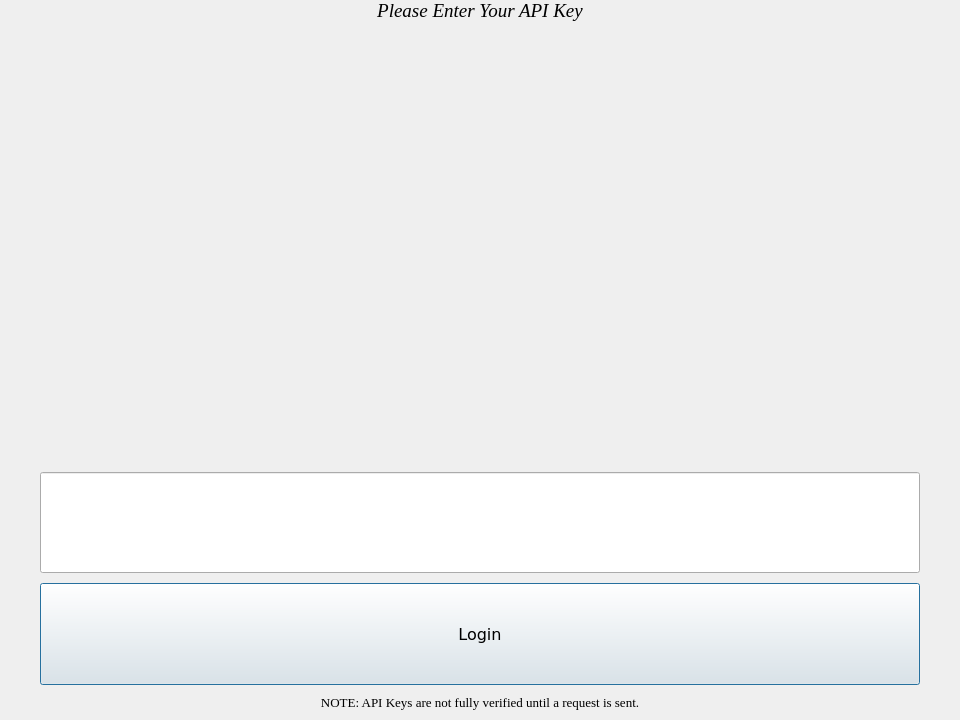
First picture: the form in MarketGame/getuserapikey.ui, repository plagentile/Market_Game, before the edit.
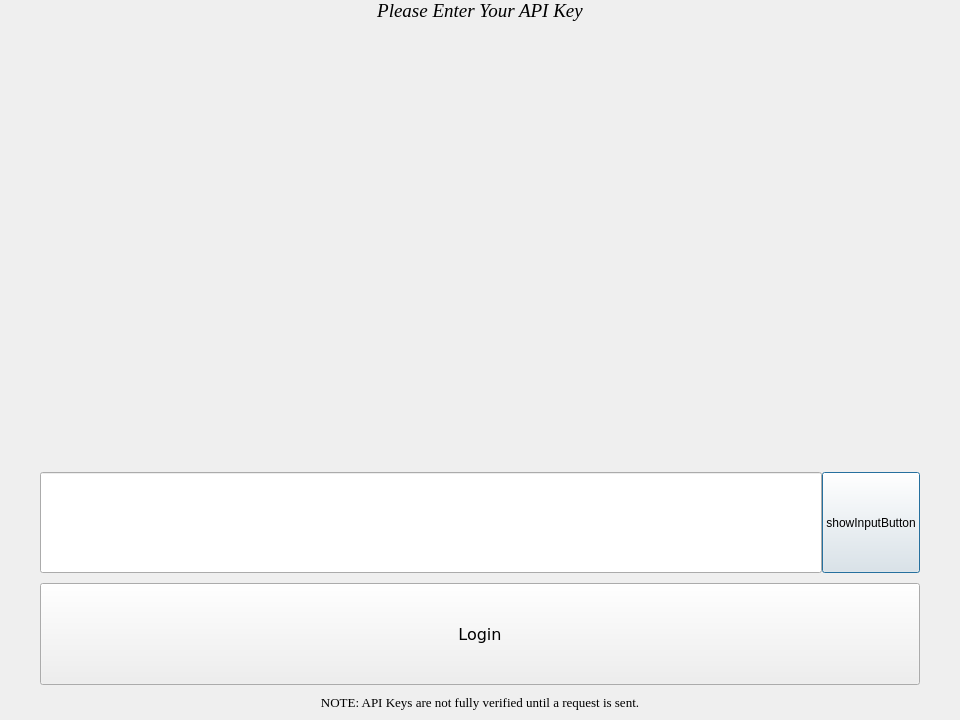
Second picture: the form after the edit. Icons and pictures are not drawn.

Commit message: added the option to hide/show key input

The edit to the form file:
```diff
--- a/MarketGame/getuserapikey.ui
+++ b/MarketGame/getuserapikey.ui
@@ -163,9 +163,17 @@
       </spacer>
      </item>
      <item>
+      <layout class="QHBoxLayout" name="inputHorizontalLayout">
+       <property name="spacing">
+        <number>0</number>
+       </property>
+       <property name="topMargin">
+        <number>0</number>
+       </property>
+       <item>
       <widget class="QLineEdit" name="APIKeyInput">
        <property name="sizePolicy">
-        <sizepolicy hsizetype="Minimum" vsizetype="MinimumExpanding">
+          <sizepolicy hsizetype="MinimumExpanding" vsizetype="MinimumExpanding">
          <horstretch>0</horstretch>
          <verstretch>0</verstretch>
         </sizepolicy>
@@ -173,7 +181,25 @@
        <property name="text">
         <string/>
        </property>
-      </widget>
+         <property name="frame">
+          <bool>true</bool>
+         </property>
+        </widget>
+       </item>
+       <item>
+        <widget class="QPushButton" name="showInputButton">
+         <property name="sizePolicy">
+          <sizepolicy hsizetype="Minimum" vsizetype="Preferred">
+           <horstretch>0</horstretch>
+           <verstretch>0</verstretch>
+          </sizepolicy>
+         </property>
+         <property name="text">
+          <string>showInputButton</string>
+         </property>
+        </widget>
+       </item>
+      </layout>
      </item>
      <item>
       <widget class="QPushButton" name="loginButton">
```
Left out of the diff: 13 changed lines with no effect on the pictures. Lines whose indentation alone changed are shown as unchanged. The commit also changes 7 other files.
